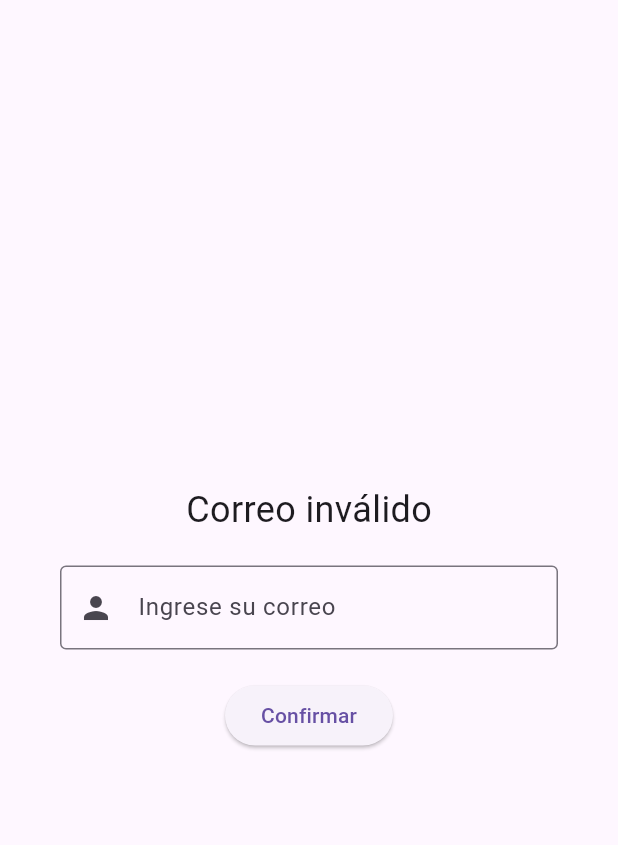
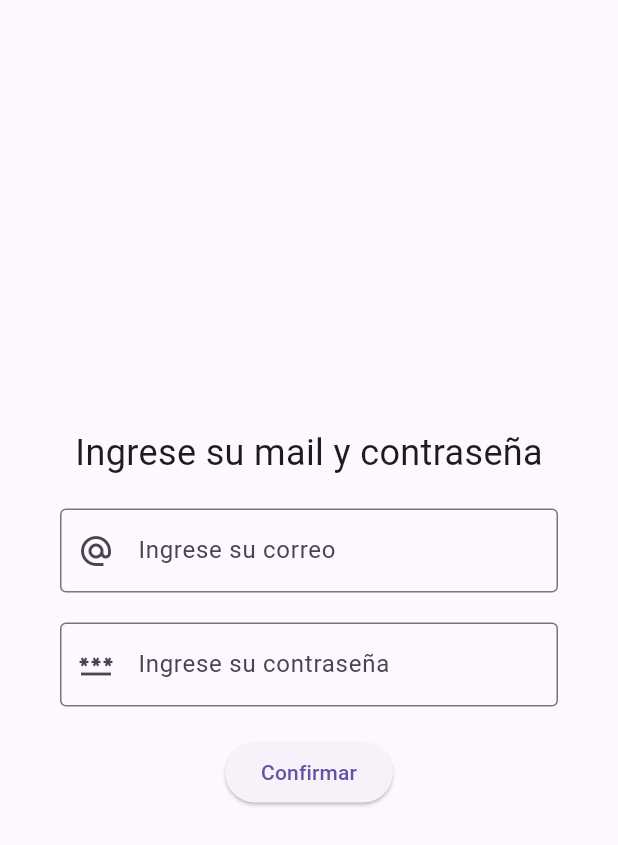
Before and after one commit to MarcoMallardo/textfield_test, a Flutter app: the screen it shows after launch, after a tap on "Confirmar", on a phone screen of 412 x 824 dp. Shown: the top 845 px of the screen. Run offline on Flutter 3.47's test engine with Material 3 defaults, Android fonts, the phone set to English and light mode, and no system bars.

Commit message:
agrego campo de contraseña

```diff
--- a/lib/main.dart
+++ b/lib/main.dart
@@ -39,7 +39,8 @@ class MainApp extends StatefulWidget {
 
 class _MainAppState extends State<MainApp> {
   String titleText = 'Bienvenido';
-  TextEditingController inputController = TextEditingController();
+  TextEditingController emailInput = TextEditingController();
+  TextEditingController passwordInput = TextEditingController();
 
   @override
   Widget build(BuildContext context) {
@@ -53,24 +54,44 @@ class _MainAppState extends State<MainApp> {
             Padding(
               padding: const EdgeInsets.symmetric(horizontal: 40.0),
               child: TextField(
-                controller: inputController,
+                controller: emailInput,
                 decoration: InputDecoration(
                   hintText: 'Ingrese su correo',
                   border: OutlineInputBorder(),
-                  prefixIcon: Icon(Icons.person),
+                  prefixIcon: Icon(Icons.alternate_email),
                 ),
               ),
             ),
             SizedBox(height: 20),
-            ElevatedButton(onPressed: () {
-              String email = inputController.text;
+            Padding(
+              padding: const EdgeInsets.symmetric(horizontal: 40.0),
+              child: TextField(
+                controller: passwordInput,
+                decoration: InputDecoration(
+                  hintText: 'Ingrese su contraseña',
+                  border: OutlineInputBorder(),
+                  prefixIcon: Icon(Icons.password),
+                ),
+              ),
+            ),
+            SizedBox(height: 20),
+            ElevatedButton(
+              onPressed: () {
+                String email = emailInput.text;
+                String pass = passwordInput.text;
+                if (email.isNotEmpty && pass.isNotEmpty) {
                   if (mailIsValid(email)) {
                     titleText = 'Correo válido';
                   } else {
                     titleText = 'Correo inválido';
                   }
+                } else {
+                  titleText = 'Ingrese su mail y contraseña';
+                }
                 setState(() {});
-            }, child: Text('Confirmar')),
+              },
+              child: Text('Confirmar')
+            ),
           ],
         ),
       ),
```
Lines whose indentation alone changed are shown as unchanged.
